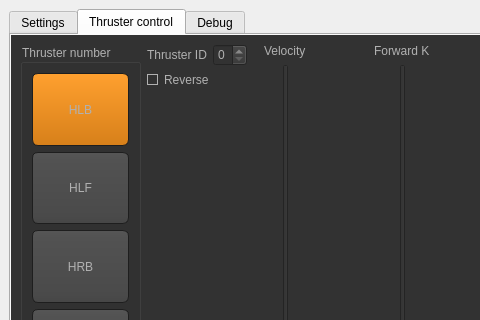
Qt form mainwindow.ui (hidronautics/control) before a commit; both pictures show x 0 to 480 and y 0 to 320 of the 1500 by 749 pixel window.
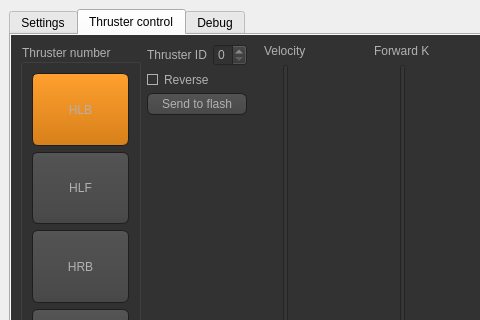
The same form after that commit. The open tabs and pages were chosen to show the change. Icons and pictures are not drawn.

```diff
--- a/mainwindow.ui
+++ b/mainwindow.ui
@@ -1874,6 +1874,19 @@
               </property>
              </widget>
             </item>
+            <item>
+             <widget class="QPushButton" name="pushButtonFlash">
+              <property name="sizePolicy">
+               <sizepolicy hsizetype="Minimum" vsizetype="Minimum">
+                <horstretch>0</horstretch>
+                <verstretch>0</verstretch>
+               </sizepolicy>
+              </property>
+              <property name="text">
+               <string>Send to flash</string>
+              </property>
+             </widget>
+            </item>
             <item>
              <spacer name="verticalSpacer">
               <property name="orientation">
```
Left out of the diff: 2 changed lines with no effect on the pictures.
